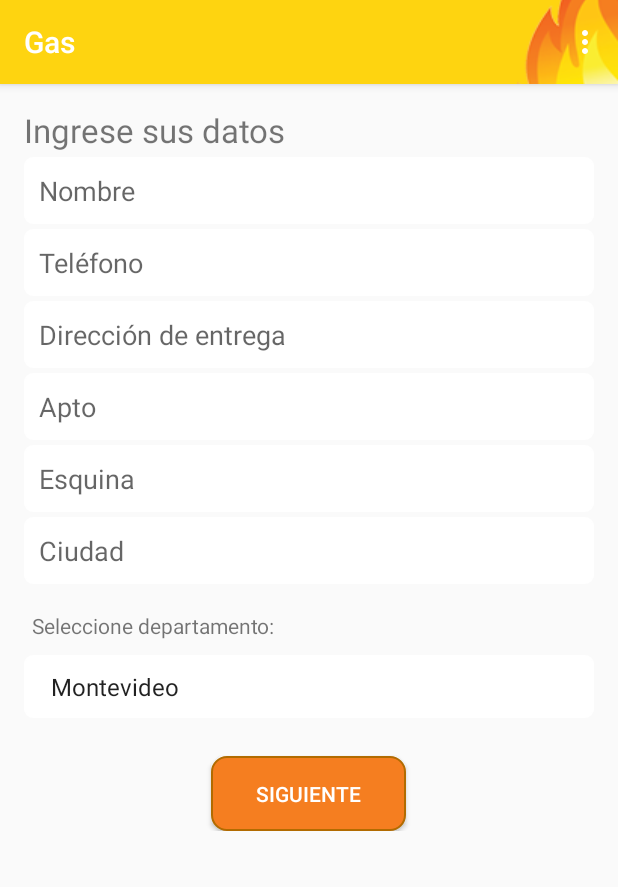
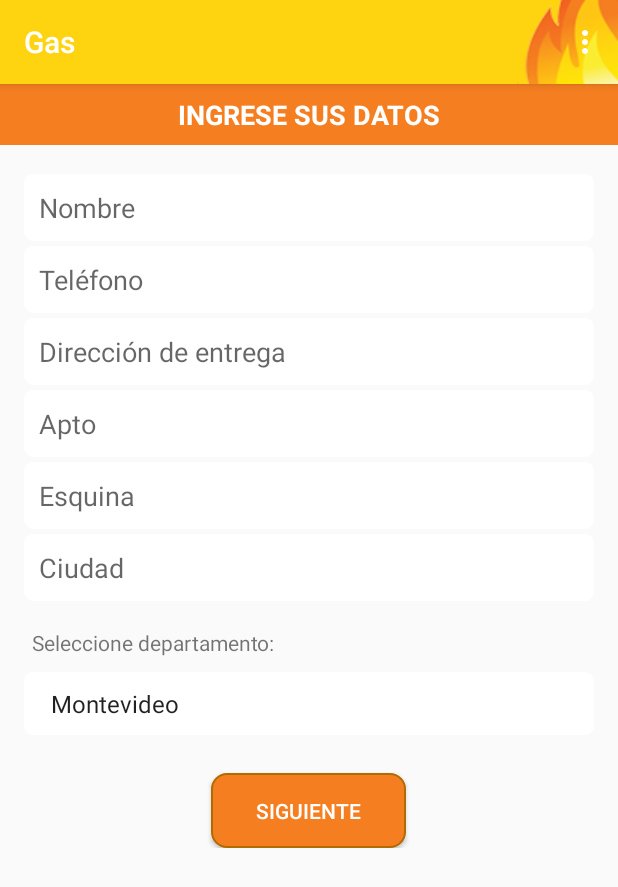
Before and after one commit to MatiasHey/GasApp, an Android app: the screen it shows after launch (MainActivity), after a tap on "VER REGISTRO USUARIO", on a phone screen of 412 x 824 dp. Shown: the top 887 px of the screen. Run offline under Robolectric (Android 15) with nearby library versions, the phone set to English and light mode, and no system bars.

Commit message:
-Mejorado estilo del formulario inicial

```diff
--- a/app/src/main/res/layout/registro_inicial.xml
+++ b/app/src/main/res/layout/registro_inicial.xml
@@ -1,4 +1,27 @@
 <?xml version="1.0" encoding="utf-8"?>
+<LinearLayout
+    xmlns:android="http://schemas.android.com/apk/res/android"
+    xmlns:tools="http://schemas.android.com/tools" android:layout_width="match_parent"
+    android:layout_height="match_parent"
+    android:orientation="vertical">
+    <FrameLayout
+        android:layout_width="fill_parent"
+        android:layout_height="wrap_content"
+        android:background="#f57e20">
+    <TextView
+        android:id="@+id/RegTitulo"
+        android:layout_width="wrap_content"
+        android:layout_height="wrap_content"
+        android:text="INGRESE SUS DATOS"
+        android:textSize="8pt"
+        android:background="#f57e20"
+        android:textColor="#ffffff"
+        android:textStyle="bold"
+        android:singleLine="false"
+        android:padding="8dp"
+        android:layout_gravity="center_horizontal">
+    </TextView>
+    </FrameLayout>
 <ScrollView
     xmlns:android="http://schemas.android.com/apk/res/android"
     xmlns:tools="http://schemas.android.com/tools" android:layout_width="match_parent"
@@ -12,13 +35,6 @@
         android:layout_height="fill_parent">
 
         <!--Put form controls here-->
-        <TextView
-            android:id="@+id/RegTitulo"
-            android:layout_width="wrap_content"
-            android:layout_height="wrap_content"
-            android:text="Ingrese sus datos"
-            android:textSize="10pt">
-        </TextView>
 
         <EditText
             android:id="@+id/RegNombre"
@@ -113,3 +129,4 @@
 
     </LinearLayout>
 </ScrollView>
+</LinearLayout>
```
